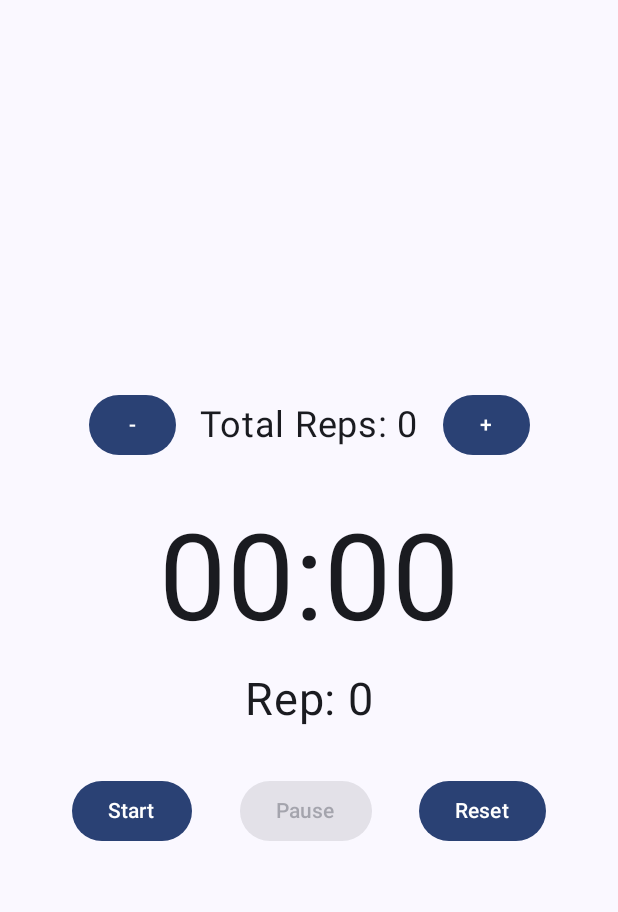
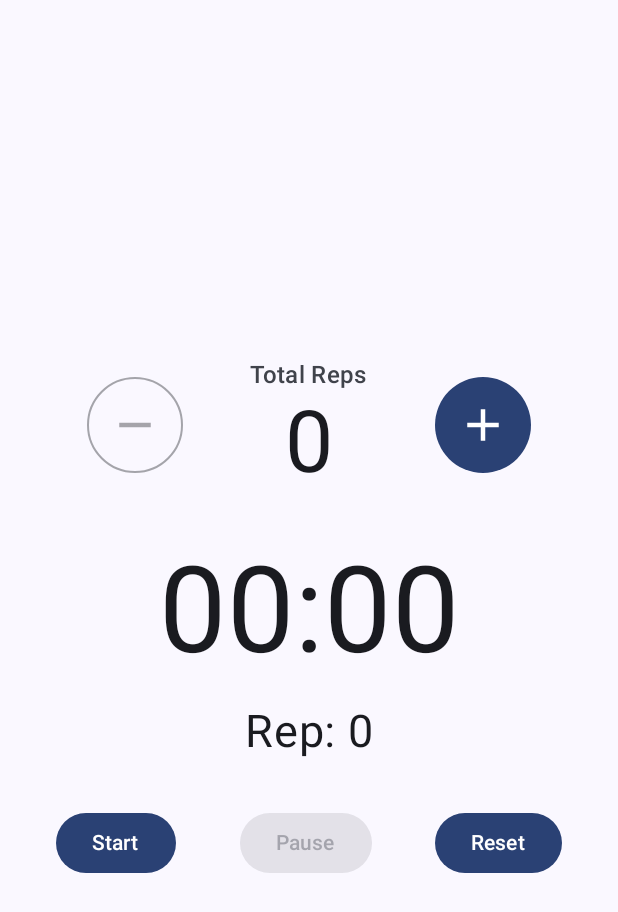
Before and after one commit to matsudo840/conviction-timer-app, an Android app built with Jetpack Compose: the screen it shows after launch (MainActivity), after a tap on "Reset", on a phone screen of 412 x 824 dp. Shown: the top 912 px of the screen. Run offline under Robolectric (Android 15) with nearby library versions, the phone set to English and light mode, and no system bars; our stand-ins replace livedata-compose.

Commit message:
bigger button

```diff
--- a/app/build.gradle.kts
+++ b/app/build.gradle.kts
@@ -58,6 +58,7 @@ dependencies {
     implementation("androidx.compose.material3:material3")
     implementation("androidx.lifecycle:lifecycle-viewmodel-compose:2.6.1")
     implementation("androidx.compose.runtime:runtime-livedata:1.5.4")
+    implementation("androidx.compose.material:material-icons-extended-android:1.6.8")
     testImplementation("junit:junit:4.13.2")
     androidTestImplementation("androidx.test.ext:junit:1.1.5")
     androidTestImplementation("androidx.test.espresso:espresso-core:3.5.1")
--- a/app/src/main/java/com/example/convictiontimer/MainActivity.kt
+++ b/app/src/main/java/com/example/convictiontimer/MainActivity.kt
@@ -4,17 +4,24 @@ import android.os.Bundle
 import androidx.activity.ComponentActivity
 import androidx.activity.compose.setContent
 import androidx.compose.foundation.layout.*
+import androidx.compose.foundation.shape.CircleShape
+import androidx.compose.material.icons.Icons
+import androidx.compose.material.icons.filled.Add
+import androidx.compose.material.icons.filled.Remove
 import androidx.compose.material3.Button
+import androidx.compose.material3.FilledIconButton
+import androidx.compose.material3.Icon
+import androidx.compose.material3.IconButtonDefaults
 import androidx.compose.material3.MaterialTheme
+import androidx.compose.material3.OutlinedIconButton
 import androidx.compose.material3.Surface
 import androidx.compose.material3.Text
-import androidx.compose.material3.TextField
-import androidx.compose.foundation.text.KeyboardOptions
-import androidx.compose.ui.text.input.KeyboardType
 import androidx.compose.runtime.*
 import androidx.compose.runtime.livedata.observeAsState
 import androidx.compose.ui.Alignment
 import androidx.compose.ui.Modifier
+import androidx.compose.ui.hapticfeedback.HapticFeedbackType
+import androidx.compose.ui.platform.LocalHapticFeedback
 import androidx.compose.ui.tooling.preview.Preview
 import androidx.compose.ui.unit.dp
 import androidx.compose.ui.unit.sp
@@ -47,29 +54,15 @@ fun ConvictionTimerScreen(timerViewModel: TimerViewModel = viewModel()) {
     Column(
         modifier = Modifier
             .fillMaxSize()
-            .padding(16.dp)
-            .padding(horizontal = 16.dp),
+            .padding(16.dp),
         horizontalAlignment = Alignment.CenterHorizontally,
         verticalArrangement = Arrangement.Center
     ) {
-        Row(
-            modifier = Modifier.fillMaxWidth(),
-            horizontalArrangement = Arrangement.Center,
-            verticalAlignment = Alignment.CenterVertically
-        ) {
-            Button(onClick = { timerViewModel.decrementTotalReps() }) {
-                Text("-")
-            }
-            Spacer(modifier = Modifier.width(16.dp))
-            Text(
-                text = "Total Reps: ${totalRepsInput.toIntOrNull() ?: 0}",
-                fontSize = 24.sp
-            )
-            Spacer(modifier = Modifier.width(16.dp))
-            Button(onClick = { timerViewModel.incrementTotalReps() }) {
-                Text("+")
-            }
-        }
+        RepsAdjustmentControls(
+            totalReps = totalRepsInput.toIntOrNull() ?: 0,
+            onIncrement = { timerViewModel.incrementTotalReps() },
+            onDecrement = { timerViewModel.decrementTotalReps() }
+        )
         Spacer(modifier = Modifier.height(32.dp))
         Text(
             text = timerText,
@@ -97,6 +90,73 @@ fun ConvictionTimerScreen(timerViewModel: TimerViewModel = viewModel()) {
     }
 }
 
+@Composable
+fun RepsAdjustmentControls(
+    totalReps: Int,
+    onIncrement: () -> Unit,
+    onDecrement: () -> Unit
+) {
+    val haptic = LocalHapticFeedback.current
+
+    Row(
+        verticalAlignment = Alignment.CenterVertically,
+        horizontalArrangement = Arrangement.spacedBy(24.dp)
+    ) {
+        // 「-」ボタン (アウトライン)
+        OutlinedIconButton(
+            onClick = {
+                haptic.performHapticFeedback(HapticFeedbackType.LongPress)
+                onDecrement()
+            },
+            modifier = Modifier.size(64.dp),
+            shape = CircleShape,
+            enabled = (totalReps > 0)
+        ) {
+            Icon(
+                Icons.Filled.Remove,
+                contentDescription = "回数を減らす",
+                modifier = Modifier.size(36.dp)
+            )
+        }
+
+        // 現在の回数表示
+        Column(
+            horizontalAlignment = Alignment.CenterHorizontally,
+            modifier = Modifier.width(120.dp)
+        ) {
+            Text(
+                text = "Total Reps",
+                style = MaterialTheme.typography.titleMedium,
+                color = MaterialTheme.colorScheme.onSurfaceVariant
+            )
+            Text(
+                text = totalReps.toString(),
+                style = MaterialTheme.typography.displayLarge,
+            )
+        }
+
+        // 「+」ボタン (塗りつぶし)
+        FilledIconButton(
+            onClick = {
+                haptic.performHapticFeedback(HapticFeedbackType.LongPress)
+                onIncrement()
+            },
+            modifier = Modifier.size(64.dp),
+            shape = CircleShape,
+            colors = IconButtonDefaults.filledIconButtonColors(
+                containerColor = MaterialTheme.colorScheme.primary
+            )
+        ) {
+            Icon(
+                Icons.Filled.Add,
+                contentDescription = "回数を増やす",
+                modifier = Modifier.size(36.dp),
+                tint = MaterialTheme.colorScheme.onPrimary
+            )
+        }
+    }
+}
+
 @Preview(showBackground = true)
 @Composable
 fun PreviewConvictionTimerScreen() {
```
